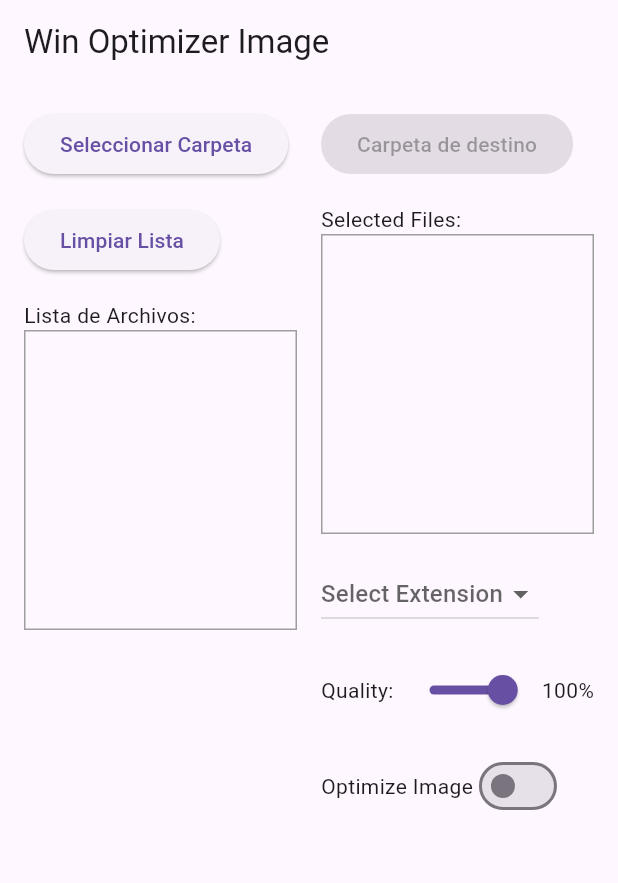
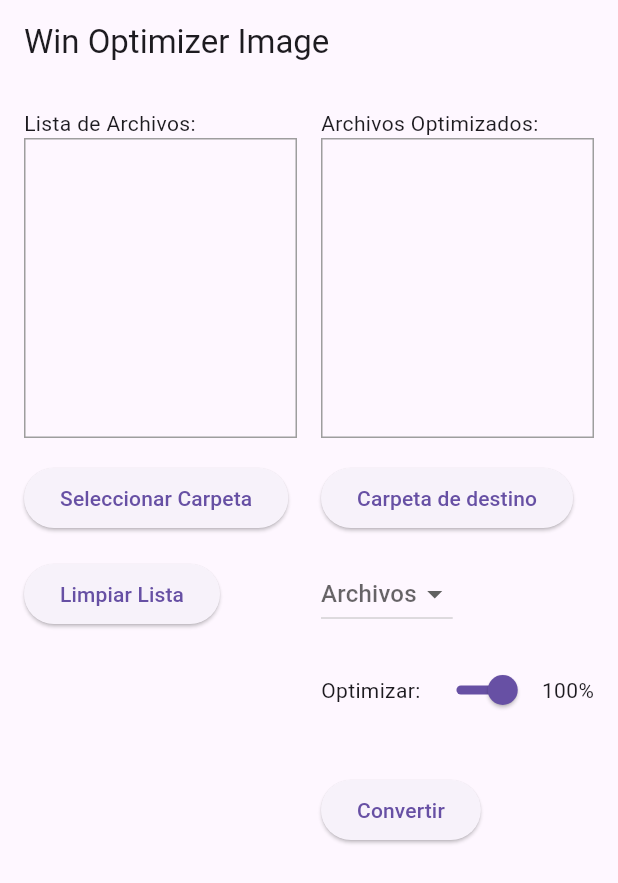
Before and after one commit to Taoista/win_optimizer_img, a Flutter app: the screen it shows after launch, after a tap on "Limpiar Lista", on a phone screen of 412 x 824 dp. Shown: the top 883 px of the screen. Run offline on Flutter 3.47's test engine with Material 3 defaults, Android fonts, the phone set to English and light mode, and no system bars; our stand-ins replace file_picker; missing offline and left inert: bitsdojo_window, file_selector.

Commit message:
termino del proyecto

```diff
--- a/lib/main.dart
+++ b/lib/main.dart
@@ -1,14 +1,26 @@
 import 'package:flutter/material.dart';
 import 'package:win_optimizer_img/screens/inicio/inicio_screen.dart';
+import 'package:bitsdojo_window/bitsdojo_window.dart';
 
-void main() => runApp(const MyApp());
+void main() {
+  runApp(const MyApp());
+
+  doWhenWindowReady(() {
+    const initialSize = Size(800, 600);
+    appWindow.size = initialSize;
+    appWindow.minSize = initialSize;
+    appWindow.maxSize = initialSize;
+    appWindow.alignment = Alignment.center;
+    appWindow.show();
+  });
+}
 
 class MyApp extends StatelessWidget {
   const MyApp({super.key});
 
   @override
   Widget build(BuildContext context) {
-    return MaterialApp(
+    return const MaterialApp(
       title: 'Material App',
       home: InicioScreen(),
     );
--- a/lib/screens/inicio/final_size.dart
+++ b/lib/screens/inicio/final_size.dart
@@ -1,9 +1,14 @@
 import 'package:flutter/material.dart';
-
-
+import 'package:win_optimizer_img/helpers/file_extencions.dart';
+import 'package:file_selector/file_selector.dart';
+import 'dart:io';
+import 'package:image/image.dart' as img;
+// ignore: depend_on_referenced_packages
+import 'package:path/path.dart' as path; // Necesitarás importar este paquete
 
 class FinalSize extends StatefulWidget {
-  const FinalSize({super.key});
+  final List<String> listImages;
+  const FinalSize({super.key, required this.listImages}) ;
 
   @override
   State<FinalSize> createState() => _FinalSizeState();
@@ -17,16 +22,72 @@ class _FinalSizeState extends State<FinalSize> {
   double imageQuality = 1.0;
   String? sourceFile;
 
+  String finalFOlder = "";
+
+
   void _pickExtension(String? extension) {
     setState(() {
-      selectedExtension = extension;
+      selectedExtension = extension.toString();
     });
   }
 
-  // * selecciona el rango de la opctimizacion
-  void _toggleOptimizeImage(bool? value) {
+
+
+  // * seleccion de carpeta de destino
+  void _selectDirectory() async {
+    final String? directoryPath = await getDirectoryPath();
+    if (directoryPath != null) {
+        setState(() {
+          finalFOlder = directoryPath;
+        });
+    } else {
+      setState(() {
+          finalFOlder = '';
+        });
+    }
+  }
+
+
+  void compressAndSaveImage(String urlStart,String urlFinish, String extencion, int quality) async {
+      // Rutas de los archivos
+      // Rutas de los archivos
+    String start = urlStart;
+    String finishDir  = urlFinish;
+
+    // Leer la imagen original
+    final imageFile = File(start);
+    final imageBytes = await imageFile.readAsBytes();
+    final originalImage = img.decodeImage(imageBytes);
+
+    if (originalImage == null) {
+      return;
+    }
+
+    // Obtener el nombre base del archivo y cambiar la extensión a .jpg
+    String originalName = path.basenameWithoutExtension(start);
+    String newName = '$originalName.$extencion';
+    String finish = path.join(finishDir, newName);
+
+    // No cambiamos el tamaño de la imagen. Simplemente la volvemos a codificar con calidad ajustada.
+    // Convertir la imagen a formato webp
+    final compressedImage = img.encodeJpg(originalImage, quality: quality); // Ajusta la calidad a un valor más bajo para mayor compresión
+
+    // Guardar la imagen comprimida
+    final outputFile = File(finish);
+    await outputFile.writeAsBytes(compressedImage);
+  }
+
+  void processImages(List<String> imagesUrls, String urlFinish, String extencion, int quality) async {
+    for(String url in imagesUrls) {
+        compressAndSaveImage(url, urlFinish, extencion, quality);
+        addingFilesOptimizated(url);
+    }
+  }
+
+
+  void addingFilesOptimizated(String filePath){
     setState(() {
-      optimizeImage = value ?? false;
+      selectedFiles.add(filePath);
     });
   }
 
@@ -37,12 +98,7 @@ class _FinalSizeState extends State<FinalSize> {
         child: Column(
           crossAxisAlignment: CrossAxisAlignment.start,
           children: [
-            const ElevatedButton(
-              onPressed: null,
-              child: Text('Carpeta de destino'),
-            ),
-            const SizedBox(height: 16),
-            const Text('Selected Files:'),
+            const Text('Archivos Optimizados:'),
             Container(
               height: 200,
               decoration: BoxDecoration(
@@ -55,10 +111,15 @@ class _FinalSizeState extends State<FinalSize> {
               ),
             ),
             const SizedBox(height: 16),
+            ElevatedButton(
+              onPressed: _selectDirectory,
+              child: const Text('Carpeta de destino'),
+            ),
+            const SizedBox(height: 16),
             DropdownButton<String>(
               value: selectedExtension,
-              hint: const Text('Select Extension'),
-              items: ['jpg', 'png', 'gif'].map((extension) {
+              hint: const Text('Archivos'),
+              items: imageExtensions.map((extension) {
                 return DropdownMenuItem(
                   value: extension,
                   child: Text(extension),
@@ -69,7 +130,7 @@ class _FinalSizeState extends State<FinalSize> {
             const SizedBox(height: 16),
             Row(
               children: [
-                const Text('Quality:'),
+                const Text('Optimizar:'),
                 Expanded(
                   child: Slider(
                     value: imageQuality,
@@ -87,17 +148,17 @@ class _FinalSizeState extends State<FinalSize> {
               ],
             ),
             const SizedBox(height: 16),
-            Row(
-              children: [
-                const Text('Optimize Image'),
-                Switch(
-                  value: optimizeImage,
-                  onChanged: _toggleOptimizeImage,
-                ),
-              ],
+
+            const SizedBox(height: 16),
+            ElevatedButton(
+              onPressed: (){
+
+                int imageOptimization = (100 - (imageQuality * 100).toInt());
+                String extencion = selectedExtension.toString();
+                processImages(widget.listImages,finalFOlder, extencion, imageOptimization);
+              },
+              child: const Text('Convertir'),
             ),
-            const SizedBox(height: 16),
-            if (sourceFile != null) Text('Source File: $sourceFile'),
           ],
         ),
       );
--- a/lib/screens/inicio/inicio_screen.dart
+++ b/lib/screens/inicio/inicio_screen.dart
@@ -13,6 +13,25 @@ class InicioScreen extends StatefulWidget {
 
 class _InicioScreenState extends State<InicioScreen> {
 
+  List<String> _listImage = [];
+
+
+  void addPathImage(List<String> listImage){
+    setState(() {
+      _listImage = listImage;
+    });
+  }
+
+  void cleanListImage(){
+    setState(() {
+      _listImage = [];
+    });
+  }
+
+  @override
+  void initState() {
+    super.initState();
+  }
 
 
   @override
@@ -21,14 +40,14 @@ class _InicioScreenState extends State<InicioScreen> {
       appBar: AppBar(
         title: const Text('Win Optimizer Image'),
       ),
-      body: const Padding(
-        padding:  EdgeInsets.all(16.0),
+      body:  Padding(
+        padding:  const EdgeInsets.all(16.0),
         child: Row(
           crossAxisAlignment: CrossAxisAlignment.start,
           children: [
-            SelectorSize(),
-             SizedBox(width: 16),
-            FinalSize()
+            SelectorSize(addPathImage: addPathImage,cleanListImage:cleanListImage),
+             const SizedBox(width: 16),
+            FinalSize(listImages: _listImage,)
           ],
         ),
       )
--- a/lib/screens/inicio/selector_size.dart
+++ b/lib/screens/inicio/selector_size.dart
@@ -1,6 +1,5 @@
 import 'package:flutter/material.dart';
 import 'dart:io';
-
 
 import 'package:win_optimizer_img/helpers/file_extencions.dart';
 import 'package:file_picker/file_picker.dart';
@@ -8,7 +7,11 @@ import 'package:file_picker/file_picker.dart';
 
 
 class SelectorSize extends StatefulWidget {
-  const SelectorSize({super.key});
+
+  final Function(List<String>) addPathImage;
+  final Function() cleanListImage;
+
+  const SelectorSize({super.key, required, required this.addPathImage, required this.cleanListImage});
 
   @override
   State<SelectorSize> createState() => _SelectorSizeState();
@@ -36,15 +39,15 @@ class _SelectorSizeState extends State<SelectorSize> {
         // Verificar si la extensión está en la lista de extensiones de imagen
         return imageExtensions.contains(extension);
       }).toList();
-      setState(() {
-            _filePaths = imageFiles;
-      });
+      _filePaths = imageFiles;
+      widget.addPathImage(imageFiles);
     }
   }
 
   void _cleanListFilesSelected(){
     setState(() {
       _filePaths = [];
+      widget.cleanListImage();
     });
   }
 
@@ -54,16 +57,7 @@ class _SelectorSizeState extends State<SelectorSize> {
         child: Column(
           crossAxisAlignment: CrossAxisAlignment.start,
           children: [
-            ElevatedButton(
-              onPressed: _pickFolder,
-              child: const Text('Seleccionar Carpeta'),
-            ),
-            const SizedBox(height: 16),
-            ElevatedButton(
-              onPressed: _cleanListFilesSelected,
-              child: const Text('Limpiar Lista'),
-            ),
-            const SizedBox(height: 16),
+
             const Text('Lista de Archivos:'),
             Container(
               height: 200,
@@ -76,6 +70,17 @@ class _SelectorSizeState extends State<SelectorSize> {
                     .toList(),
               ),
             ),
+            const SizedBox(height: 16),
+
+              ElevatedButton(
+              onPressed: _pickFolder,
+              child: const Text('Seleccionar Carpeta'),
+            ),
+            const SizedBox(height: 16),
+            ElevatedButton(
+              onPressed: _cleanListFilesSelected,
+              child: const Text('Limpiar Lista'),
+            ),
           ],
         ),
       );
--- a/pubspec.yaml
+++ b/pubspec.yaml
@@ -37,6 +37,9 @@ dependencies:
   cupertino_icons: ^1.0.6
   file_picker: ^8.1.2
   file_selector: ^1.0.3
+  image: ^4.0.15
+  bitsdojo_window: ^0.1.6
+
 
 dev_dependencies:
   flutter_test:
```
Also changed, not shown: pubspec.lock, 5 other files.
